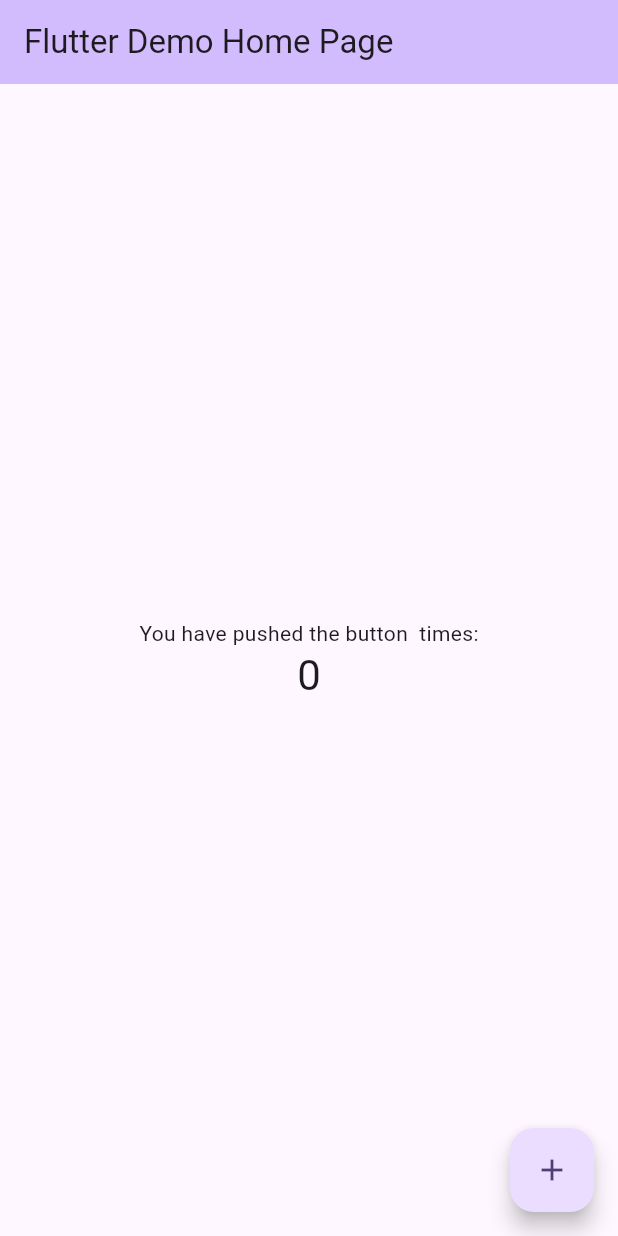
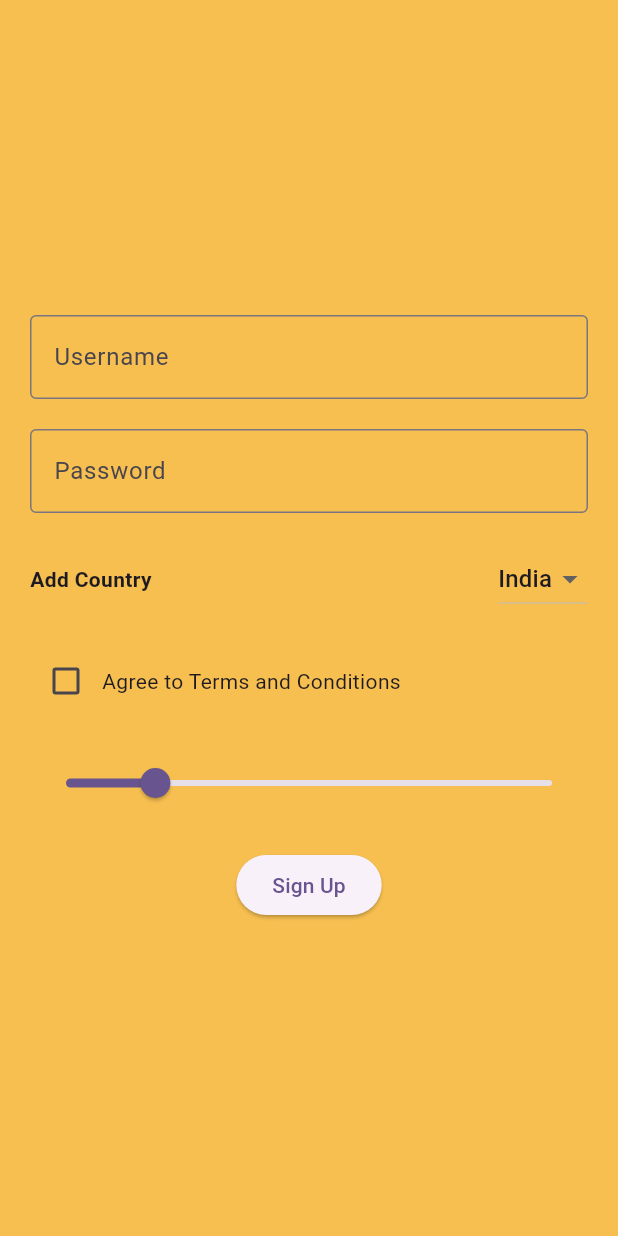
Before and after one commit to Kevu1495/poshpicks, a Flutter app: the screen it shows after launch, on a phone screen of 412 x 824 dp. Run offline on Flutter 3.47's test engine with Material 3 defaults, Android fonts, the phone set to English and light mode, and no system bars.

Commit message:
signup form

```diff
--- a/lib/main.dart
+++ b/lib/main.dart
@@ -1,4 +1,5 @@
 import 'package:flutter/material.dart';
+import 'screens/signup_screen.dart';
 
 void main() {
   runApp(const MyApp());
@@ -31,95 +32,7 @@
         colorScheme: ColorScheme.fromSeed(seedColor: Colors.deepPurple),
         useMaterial3: true,
       ),
-      home: const MyHomePage(title: 'Flutter Demo Home Page'),
+      home: const SignupScreen(),
     );
   }
 }
-
-class MyHomePage extends StatefulWidget {
-  const MyHomePage({super.key, required this.title});
-
-  // This widget is the home page of your application. It is stateful, meaning
-  // that it has a State object (defined below) that contains fields that affect
-  // how it looks.
-
-  // This class is the configuration for the state. It holds the values (in this
-  // case the title) provided by the parent (in this case the App widget) and
-  // used by the build method of the State. Fields in a Widget subclass are
-  // always marked "final".
-
-  final String title;
-
-  @override
-  State<MyHomePage> createState() => _MyHomePageState();
-}
-
-class _MyHomePageState extends State<MyHomePage> {
-  int _counter = 0;
-
-  void _incrementCounter() {
-    setState(() {
-      // This call to setState tells the Flutter framework that something has
-      // changed in this State, which causes it to rerun the build method below
-      // so that the display can reflect the updated values. If we changed
-      // _counter without calling setState(), then the build method would not be
-      // called again, and so nothing would appear to happen.
-      _counter++;
-    });
-  }
-
-  @override
-  Widget build(BuildContext context) {
-    // This method is rerun every time setState is called, for instance as done
-    // by the _incrementCounter method above.
-    //
-    // The Flutter framework has been optimized to make rerunning build methods
-    // fast, so that you can just rebuild anything that needs updating rather
-    // than having to individually change instances of widgets.
-    return Scaffold(
-      appBar: AppBar(
-        // TRY THIS: Try changing the color here to a specific color (to
-        // Colors.amber, perhaps?) and trigger a hot reload to see the AppBar
-        // change color while the other colors stay the same.
-        backgroundColor: Theme.of(context).colorScheme.inversePrimary,
-        // Here we take the value from the MyHomePage object that was created by
-        // the App.build method, and use it to set our appbar title.
-        title: Text(widget.title),
-      ),
-      body: Center(
-        // Center is a layout widget. It takes a single child and positions it
-        // in the middle of the parent.
-        child: Column(
-          // Column is also a layout widget. It takes a list of children and
-          // arranges them vertically. By default, it sizes itself to fit its
-          // children horizontally, and tries to be as tall as its parent.
-          //
-          // Column has various properties to control how it sizes itself and
-          // how it positions its children. Here we use mainAxisAlignment to
-          // center the children vertically; the main axis here is the vertical
-          // axis because Columns are vertical (the cross axis would be
-          // horizontal).
-          //
-          // TRY THIS: Invoke "debug painting" (choose the "Toggle Debug Paint"
-          // action in the IDE, or press "p" in the console), to see the
-          // wireframe for each widget.
-          mainAxisAlignment: MainAxisAlignment.center,
-          children: <Widget>[
-            const Text(
-              'You have pushed the button  times:',
-            ),
-            Text(
-              '$_counter',
-              style: Theme.of(context).textTheme.headlineMedium,
-            ),
-          ],
-        ),
-      ),
-      floatingActionButton: FloatingActionButton(
-        onPressed: _incrementCounter,
-        tooltip: 'Increment',
-        child: const Icon(Icons.add),
-      ), // This trailing comma makes auto-formatting nicer for build methods.
-    );
-  }
-}
--- /dev/null
+++ b/lib/screens/signup_screen.dart
@@ -0,0 +1,124 @@
+// ignore_for_file: avoid_print
+
+import 'package:flutter/material.dart';
+
+class SignupScreen extends StatefulWidget {
+  const SignupScreen({super.key});
+
+  @override
+  State<SignupScreen> createState() => _SignupScreenState();
+}
+
+class _SignupScreenState extends State<SignupScreen> {
+  final _usernameController = TextEditingController();
+  final _passwordController = TextEditingController();
+  bool _agreeToTerms = false;
+  String _selectedCountry = "India"; // Default country
+  double _age = 18.0; // Initial age for slider
+
+  @override
+  Widget build(BuildContext context) {
+    return Scaffold(
+      backgroundColor: const Color.fromARGB(255, 247, 191, 80),
+      body: Center(
+        child: SingleChildScrollView(
+          padding: const EdgeInsets.all(20.0),
+          child: Column(
+            mainAxisAlignment: MainAxisAlignment.center,
+            children: [
+              // Username Text Field
+              TextField(
+                controller: _usernameController,
+                decoration: const InputDecoration(
+                  labelText: "Username",
+                  border: OutlineInputBorder(),
+                ),
+              ),
+              const SizedBox(height: 20.0), // Add spacing between fields
+
+              // Password Text Field
+              TextField(
+                controller: _passwordController,
+                obscureText: true, // Hide password characters
+                decoration: const InputDecoration(
+                  labelText: "Password",
+                  border: OutlineInputBorder(),
+                ),
+              ),
+              const SizedBox(height: 20.0),
+
+              // Row for "Add Country" label and DropdownButton
+              Row(
+                mainAxisAlignment: MainAxisAlignment.spaceBetween, // Align left
+                children: [
+                  const Text(
+                    "Add Country",
+                    style: TextStyle(fontWeight: FontWeight.bold),
+                  ),
+                  DropdownButton<String>(
+                    value: _selectedCountry,
+                    items: const [
+                      DropdownMenuItem(
+                        value: "India",
+                        child: Text("India"),
+                      ),
+                      DropdownMenuItem(
+                        value: "USA",
+                        child: Text("USA"),
+                      ),
+                      DropdownMenuItem(
+                        value: "UK",
+                        child: Text("UK"),
+                      ),
+                    ],
+                    onChanged: (value) => setState(() => _selectedCountry = value!),
+                    dropdownColor: Color(0xFFA67D32), // Set dropdown color
+                  ),
+                ],
+              ),
+              const SizedBox(height: 20.0),
+
+              // Checkbox for Terms
+              Row(
+                children: [
+                  Checkbox(
+                    value: _agreeToTerms,
+                    onChanged: (value) => setState(() => _agreeToTerms = value!),
+                  ),
+                  const Text("Agree to Terms and Conditions"),
+                ],
+              ),
+              const SizedBox(height: 20.0),
+
+              // Slider for Age
+              Slider(
+                value: _age,
+                min: 0,
+                max: 100.0,
+                divisions: 100, // Number of marks on the slider track
+                label: "Age: ${_age.round()}",
+                onChanged: (value) => setState(() => _age = value),
+              ),
+              const SizedBox(height: 20.0),
+
+              // Sign Up Button (add functionality as needed)
+              ElevatedButton(
+                onPressed: () {
+                  // Add logic to handle form submission (e.g., validate input, register user)
+                  print(
+                    "Username: ${_usernameController.text}\n"
+                    "Password: ${_passwordController.text}\n"
+                    "Agreed to Terms: $_agreeToTerms\n"
+                    "Country: $_selectedCountry\n"
+                    "Age: $_age",
+                  );
+                },
+                child: const Text("Sign Up"),
+              ),
+            ],
+          ),
+        ),
+      ),
+    );
+  }
+}
```
